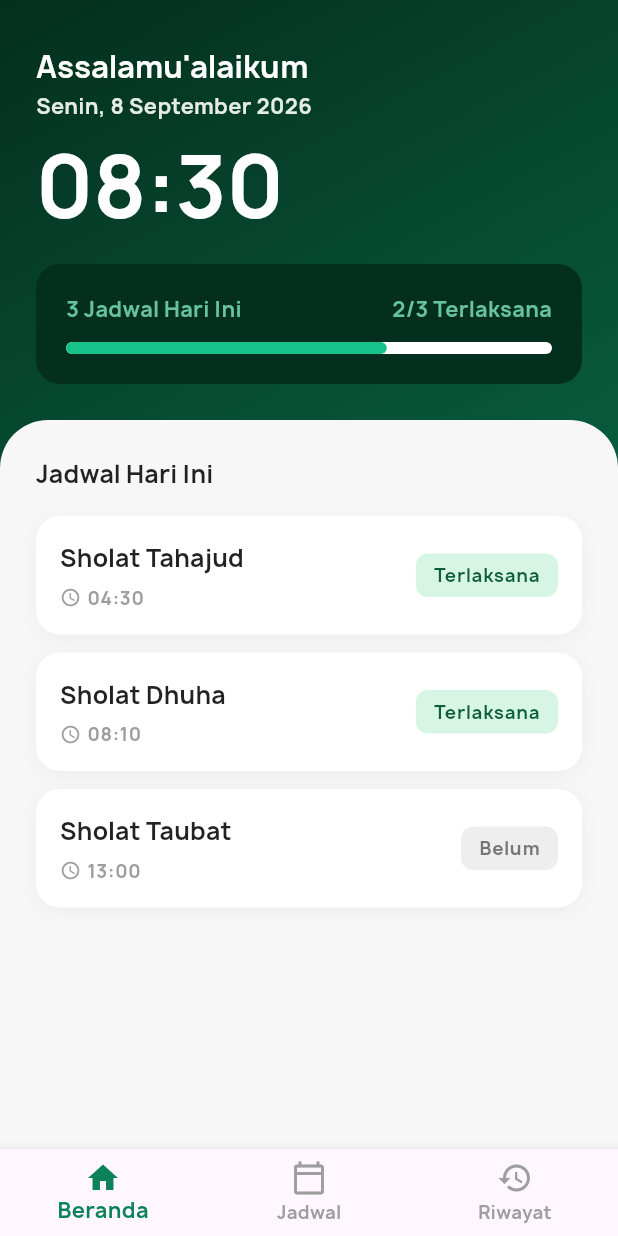
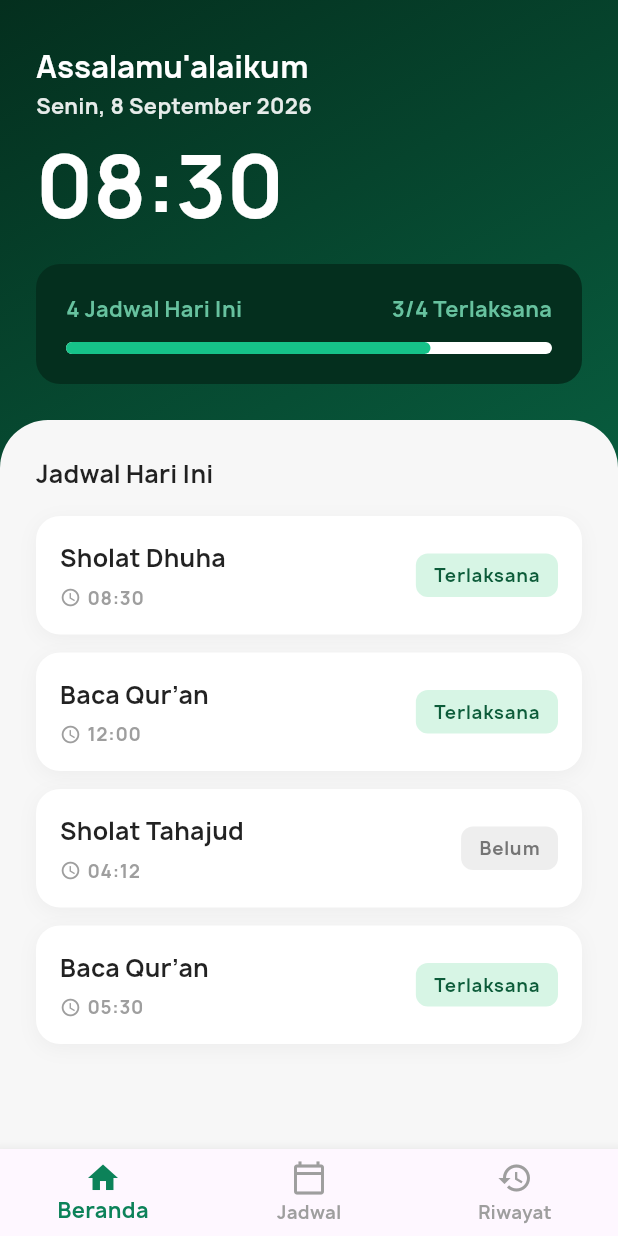
Before and after one commit to Naufalpc11/nawaitu-app, a Flutter app: the screen it shows after launch, on a phone screen of 412 x 824 dp. Run offline on Flutter 3.47's test engine with Material 3 defaults, Android fonts, the phone set to English and light mode, and no system bars.

Commit message:
feat(dashboard): connect progress and schedule list dynamically to mock data

```diff
--- a/lib/screens/dashboard_screen.dart
+++ b/lib/screens/dashboard_screen.dart
@@ -1,5 +1,6 @@
 import 'package:flutter/material.dart';
 
+import '../database/mock_data.dart';
 import '../widgets/schedule_card.dart';
 
 class DashboardScreen extends StatelessWidget {
@@ -8,7 +9,10 @@ class DashboardScreen extends StatelessWidget {
   @override
   Widget build(BuildContext context) {
     final double screenWidth = MediaQuery.of(context).size.width;
-
+    final histories = dummyHistories;
+    final int total = histories.length;
+    final int completed = histories.where((item) => item.isCompleted).length;
+    final double progress = total > 0 ? (completed / total) : 0.0;
     return Scaffold(
       body: Container(
         width: screenWidth,
@@ -82,12 +86,14 @@ class DashboardScreen extends StatelessWidget {
                         mainAxisAlignment: MainAxisAlignment.spaceBetween,
                         children: [
                           Text(
-                            "3 Jadwal Hari Ini",
+                            // Ganti "3 Jadwal Hari Ini" menjadi:
+                            "$total Jadwal Hari Ini",
                             style: Theme.of(context).textTheme.bodyMedium
                                 ?.copyWith(color: const Color(0xFF67C29F)),
                           ),
                           Text(
-                            "2/3 Terlaksana",
+                            // Ganti "2/3 Terlaksana" menjadi:
+                            "$completed/$total Terlaksana",
                             style: Theme.of(context).textTheme.bodyMedium
                                 ?.copyWith(color: const Color(0xFF67C29F)),
                           ),
@@ -106,7 +112,8 @@ class DashboardScreen extends StatelessWidget {
                           ),
                           Container(
                             height: 8,
-                            width: (screenWidth - 88) * 0.66,
+                            // Ganti angka paten 0.66 menjadi variabel progress:
+                            width: (screenWidth - 88) * progress,
                             decoration: BoxDecoration(
                               color: const Color(0xFF16C289),
                               borderRadius: BorderRadius.circular(4),
@@ -144,26 +151,18 @@ class DashboardScreen extends StatelessWidget {
                       ),
                       const SizedBox(height: 16),
                       Expanded(
-                        child: ListView(
+                        child: ListView.builder(
                           physics: const BouncingScrollPhysics(),
-                          children: const [
-                            ScheduleCard(
-                              title: "Sholat Tahajud",
-                              time: "04:30",
-                              isDone: true,
-                            ),
-                            ScheduleCard(
-                              title: "Sholat Dhuha",
-                              time: "08:10",
-                              isDone: true,
-                            ),
-                            ScheduleCard(
-                              title: "Sholat Taubat",
-                              time: "13:00",
-                              isDone: false,
-                            ),
-                            SizedBox(height: 16),
-                          ],
+                          padding: const EdgeInsets.only(bottom: 16),
+                          itemCount: histories.length,
+                          itemBuilder: (context, index) {
+                            final history = histories[index];
+                            return ScheduleCard(
+                              title: history.title,
+                              time: history.scheduledTime,
+                              isDone: history.isCompleted,
+                            );
+                          },
                         ),
                       ),
                     ],
```
